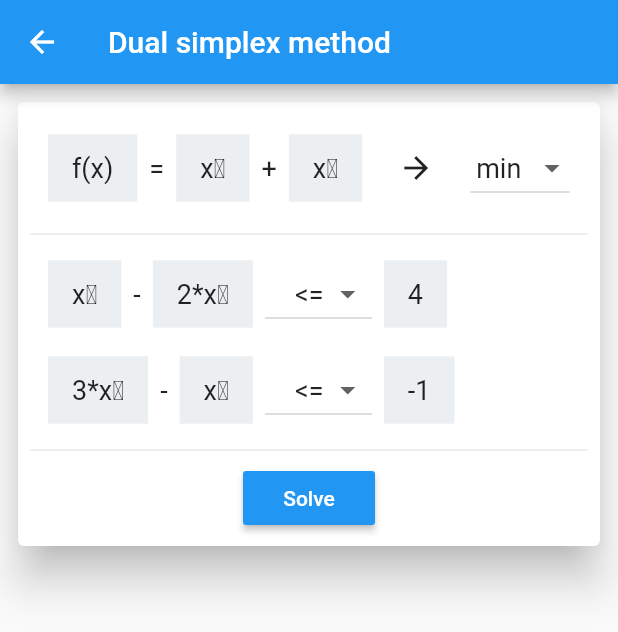
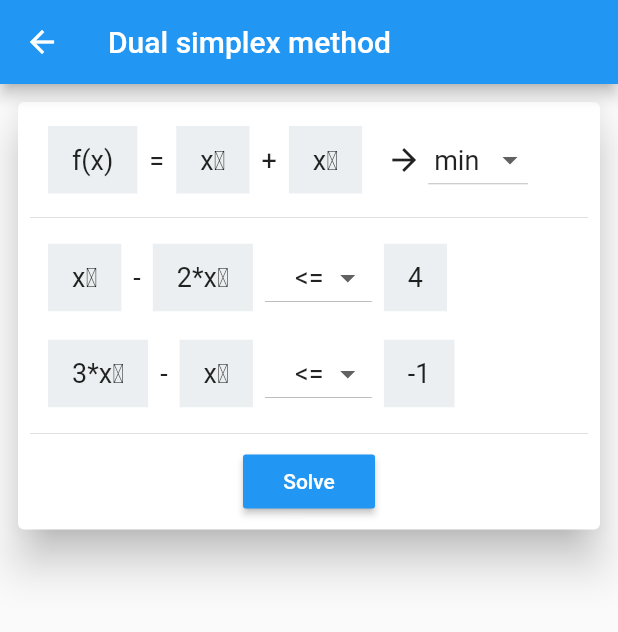
Before and after one commit to unsinedZ/Math-operations, a Flutter app: the screen it shows after launch, after a tap on "Dual simplex method", on a phone screen of 412 x 824 dp. Shown: the top 632 px of the screen. Run offline on Flutter 3.47's test engine with Material 2 defaults, Android fonts, the phone set to English and light mode, and no system bars; our stand-ins replace numberpicker.

Commit message:
Increased extremum arrow padding

```diff
--- a/app/lib/widgets/primitives/function/function_row.dart
+++ b/app/lib/widgets/primitives/function/function_row.dart
@@ -59,11 +59,13 @@ class _FunctionRowState extends State<FunctionRow> {
           flex: 0,
           child: Row(
             children: <Widget>[
-              Spaced(
+              Padding(
+                padding: EdgeInsets.symmetric(
+                  horizontal: 4,
+                ),
                 child: Icon(Icons.arrow_forward),
               ),
-              Spaced(
-                child: DropdownButton(
+              DropdownButton(
                 value: _extremum,
                 items: Extremum.values
                     .map(
@@ -74,7 +76,6 @@ class _FunctionRowState extends State<FunctionRow> {
                     )
                     .toList(),
                 onChanged: _onExtremumChange,
-                ),
               ),
             ],
           ),
```
Lines whose indentation alone changed are shown as unchanged.
